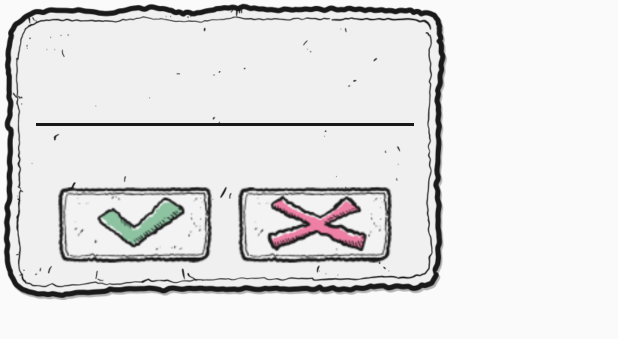
After one commit to gemstone5/Gemster, an Android app: the layout layout_edit_dna_use_popup_window.xml on its own in the app's theme, with its tools: preview values and no code run, on a phone screen of 412 x 824 dp. The commit adds this screen. Shown: the top 339 px of the screen. Run offline under Robolectric (Android 15) with nearby library versions, the phone set to English and light mode, and no system bars.

Commit message:
Modify to editable DNA use on new window

```diff
--- a/app/src/main/java/core/Common.java
+++ b/app/src/main/java/core/Common.java
@@ -146,13 +146,13 @@ public class Common {
     }
 
     public static int getDNAQuantity(int tier) {
-        double base = 1.1f;
+        double base = 1.3f;
         double result = Math.pow(base, tier);
         return (int) result;
     }
 
     public static double getPerProb(int tier) {
-        double base = 0.7f;
+        double base = 0.6f;
         double result = Math.pow(base, tier + 1);
         return result;
     }
--- a/app/src/main/java/core/monstermain/MonsterMainCoreManager.java
+++ b/app/src/main/java/core/monstermain/MonsterMainCoreManager.java
@@ -295,6 +295,9 @@ public class MonsterMainCoreManager implements MonsterMainInterfaceManager.Event
         }
 
         mInterfaceManager.call(MonsterMainInterfaceManager.CallMode.DEBUG_INFO_SET, desc);
+    }
 
+    public void dismissPopupWindow() {
+        mInterfaceManager.dismissPopupWindow();
     }
 }
--- a/app/src/main/java/ui/EffectManager.java
+++ b/app/src/main/java/ui/EffectManager.java
@@ -216,4 +216,9 @@ public class EffectManager implements CustomAnimationDrawable.IAnimationFinishLi
         });
         animator.start();
     }
+
+    public void startVibrateAnimation(View view) {
+        Animation anim = AnimationUtils.loadAnimation(mContext, R.anim.anim_vibrate_horizontal);
+        view.startAnimation(anim);
+    }
 }
--- a/app/src/main/java/ui/MainActivity.java
+++ b/app/src/main/java/ui/MainActivity.java
@@ -18,6 +18,12 @@ public class MainActivity extends Activity {
     }
 
     @Override
+    protected void onPause() {
+        mMainManager.pause();
+        super.onPause();
+    }
+
+    @Override
     public void onBackPressed() {
         if (mMainManager.backPressed()) {
             return;
--- a/app/src/main/java/ui/monstermain/MonsterMainFragment.java
+++ b/app/src/main/java/ui/monstermain/MonsterMainFragment.java
@@ -70,6 +70,10 @@ public class MonsterMainFragment extends Fragment implements MonsterMainCoreMana
         mListener.onMainFragmentEvent(EventMode.EVENT_EVOLUTION_SUCCESS);
     }
 
+    public void dismissPopupWindow() {
+        mMonsterMainCoreManager.dismissPopupWindow();
+    }
+
     @Override
     public void onMainFragmentEvent(MonsterMainCoreManager.EventMode mode) {
         if (MonsterMainCoreManager.EventMode.EVENT_OPEN_MONSTER_BOOK.equals(mode)) {
--- /dev/null
+++ b/app/src/main/res/layout/layout_edit_dna_use_popup_window.xml
@@ -0,0 +1,67 @@
+<?xml version="1.0" encoding="utf-8"?>
+<LinearLayout xmlns:android="http://schemas.android.com/apk/res/android"
+    android:layout_width="wrap_content"
+    android:layout_height="wrap_content"
+    android:background="@android:color/transparent"
+    android:orientation="vertical">
+
+    <LinearLayout
+        android:id="@+id/edupw_linearLayout_main"
+        android:layout_width="300dp"
+        android:layout_height="200dp"
+        android:alpha="0.9"
+        android:background="@drawable/bg_edit_dna_popup"
+        android:orientation="vertical">
+
+        <LinearLayout
+            android:layout_width="match_parent"
+            android:layout_height="0dp"
+            android:layout_weight="1.2"
+            android:gravity="center"
+            android:padding="20dp">
+
+            <ui.monstermain.CustomEditText
+                android:id="@+id/edupw_editText_DNA_use"
+                android:layout_width="match_parent"
+                android:layout_height="wrap_content"
+                android:gravity="center"
+                android:inputType="number"
+                android:selectAllOnFocus="true"
+                android:shadowColor="@color/color_black_60"
+                android:shadowDx="0"
+                android:shadowDy="0"
+                android:shadowRadius="10"
+                android:textSize="30dp"
+                android:textStyle="bold" />
+
+        </LinearLayout>
+
+        <LinearLayout
+            android:layout_width="match_parent"
+            android:layout_height="0dp"
+            android:layout_weight="0.8"
+            android:gravity="center_horizontal">
+
+            <ImageButton
+                android:id="@+id/edpw_imageButton_positive"
+                android:layout_width="120dp"
+                android:layout_height="60dp"
+                android:background="@android:color/transparent"
+                android:padding="4dp"
+                android:scaleType="fitCenter"
+                android:src="@drawable/ic_edit_dna_positive" />
+
+            <ImageButton
+                android:id="@+id/edpw_imageButton_negative"
+                android:layout_width="120dp"
+                android:layout_height="60dp"
+                android:background="@android:color/transparent"
+                android:padding="4dp"
+                android:scaleType="fitCenter"
+                android:src="@drawable/ic_edit_dna_negative" />
+
+        </LinearLayout>
+
+    </LinearLayout>
+
+</LinearLayout>
--- a/app/src/main/res/layout/layout_monster_main.xml
+++ b/app/src/main/res/layout/layout_monster_main.xml
@@ -193,6 +193,8 @@
                 android:id="@+id/textView_DNA_use"
                 android:layout_width="85dp"
                 android:layout_height="20dp"
+                android:layout_marginLeft="2dp"
+                android:layout_marginRight="2dp"
                 android:background="@drawable/bg_dna_use"
                 android:gravity="center"
                 android:shadowColor="@color/color_black_60"
--- a/app/src/main/res/values/dimens.xml
+++ b/app/src/main/res/values/dimens.xml
@@ -4,4 +4,5 @@
     <dimen name="activity_vertical_margin">16dp</dimen>
     <dimen name="imageView_monster_frame_margin_size">80dp</dimen>
     <dimen name="imageView_monster_image_margin_size">20dp</dimen>
+    <dimen name="edit_dna_use_popup_window_margin_bottom">100dp</dimen>
 </resources>
--- a/app/src/main/res/values/styles.xml
+++ b/app/src/main/res/values/styles.xml
@@ -3,10 +3,15 @@
     <!-- Base application theme. -->
     <style name="AppTheme" parent="Theme.AppCompat.Light.DarkActionBar">
         <!-- Customize your theme here. -->
-        <item name="colorPrimary">@color/colorPrimary</item>
-        <item name="colorPrimaryDark">@color/colorPrimaryDark</item>
-        <item name="colorAccent">@color/colorAccent</item>
+        <item name="colorPrimary">@android:color/black</item>
+        <item name="colorPrimaryDark">@android:color/black</item>
+        <item name="colorAccent">@android:color/black</item>
         <item name="windowNoTitle">true</item>
     </style>
 
+    <style name="PopupWindowAnimationStyle">
+        <item name="android:windowEnterAnimation">@anim/anim_scale_get</item>
+        <item name="android:windowExitAnimation">@anim/anim_scale_get</item>
+    </style>
+
 </resources>
```
Also changed, not shown: app/src/main/java/ui/MainManager.java (+8 -0 lines), app/src/main/java/ui/monstermain/CustomEditText.java (added, +43 -0 lines), app/src/main/java/ui/monstermain/EditDNAUsePopupWindow.java (added, +189 -0 lines), app/src/main/java/ui/monstermain/MonsterMainInterfaceManager.java (+34 -4 lines), app/src/main/res/anim/anim_vibrate_horizontal.xml (added, +9 -0 lines), app/src/main/res/values/arrays.xml (+0 -10 lines), app/src/main/res/drawable/bg_edit_dna_popup.png (added), app/src/main/res/drawable/ic_edit_dna_negative.png (added), app/src/main/res/drawable/ic_edit_dna_positive.png (added).
